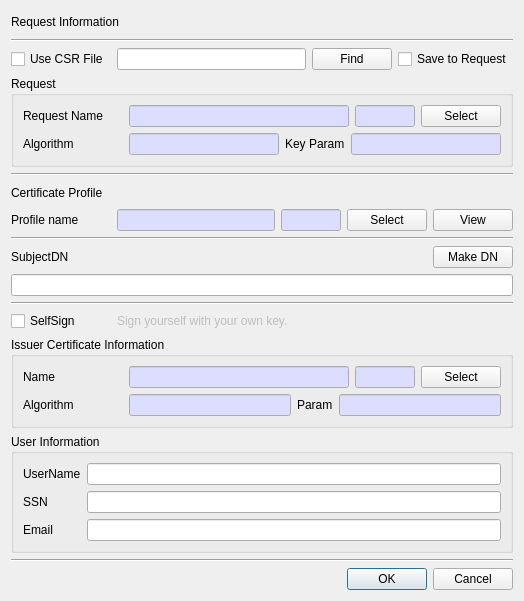
Old version of the form CertMan/make_cert_dlg.ui in the repository jykim74/CertMan.
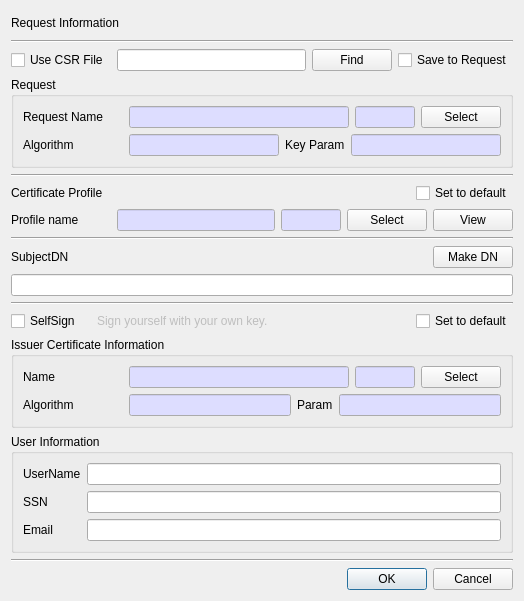
New version of the form.

Commit message:
인증서 CRL 만들기에서 Profile 정보 초기화 설정 지원
인증서 경우 발급자 번호 및 셀프사인 초기화 설정 지원

Patch:
```diff
--- a/CertMan/make_cert_dlg.ui
+++ b/CertMan/make_cert_dlg.ui
@@ -329,11 +329,38 @@
     </widget>
    </item>
    <item>
-    <widget class="QLabel" name="label_5">
-     <property name="text">
-      <string>Certificate Profile</string>
+    <layout class="QGridLayout" name="gridLayout">
+     <property name="topMargin">
+      <number>0</number>
      </property>
-    </widget>
+     <item row="0" column="2">
+      <widget class="QCheckBox" name="mProfileSetDefaultCheck">
+       <property name="text">
+        <string>Set to default</string>
+       </property>
+      </widget>
+     </item>
+     <item row="0" column="0">
+      <widget class="QLabel" name="label_5">
+       <property name="text">
+        <string>Certificate Profile</string>
+       </property>
+      </widget>
+     </item>
+     <item row="0" column="1">
+      <spacer name="horizontalSpacer_2">
+       <property name="orientation">
+        <enum>Qt::Horizontal</enum>
+       </property>
+       <property name="sizeHint" stdset="0">
+        <size>
+         <width>40</width>
+         <height>20</height>
+        </size>
+       </property>
+      </spacer>
+     </item>
+    </layout>
    </item>
    <item>
     <layout class="QGridLayout" name="gridLayout_5">
@@ -570,19 +597,6 @@
      <property name="topMargin">
       <number>0</number>
      </property>
-     <item row="0" column="0">
-      <widget class="QCheckBox" name="mSelfSignCheck">
-       <property name="maximumSize">
-        <size>
-         <width>100</width>
-         <height>16777215</height>
-        </size>
-       </property>
-       <property name="text">
-        <string>SelfSign</string>
-       </property>
-      </widget>
-     </item>
      <item row="0" column="1">
       <widget class="QLabel" name="mSelfSignLabel">
        <property name="enabled">
@@ -593,6 +607,45 @@
        </property>
       </widget>
      </item>
+     <item row="0" column="3">
+      <widget class="QCheckBox" name="mIssuerSetDefaultCheck">
+       <property name="text">
+        <string>Set to default</string>
+       </property>
+      </widget>
+     </item>
+     <item row="0" column="0">
+      <widget class="QCheckBox" name="mSelfSignCheck">
+       <property name="minimumSize">
+        <size>
+         <width>80</width>
+         <height>0</height>
+        </size>
+       </property>
+       <property name="maximumSize">
+        <size>
+         <width>100</width>
+         <height>16777215</height>
+        </size>
+       </property>
+       <property name="text">
+        <string>SelfSign</string>
+       </property>
+      </widget>
+     </item>
+     <item row="0" column="2">
+      <spacer name="horizontalSpacer_3">
+       <property name="orientation">
+        <enum>Qt::Horizontal</enum>
+       </property>
+       <property name="sizeHint" stdset="0">
+        <size>
+         <width>40</width>
+         <height>20</height>
+        </size>
+       </property>
+      </spacer>
+     </item>
     </layout>
    </item>
    <item>
```
The commit also changes 4 other files.
